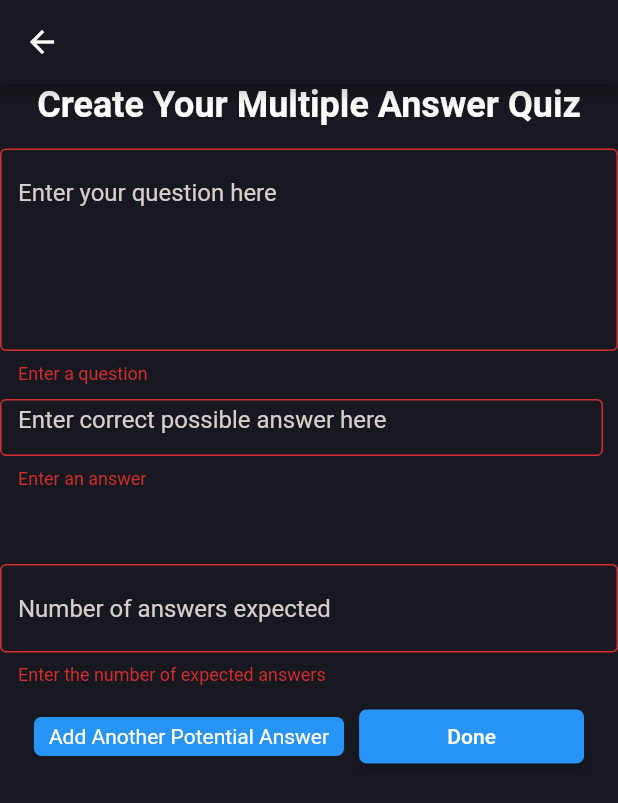
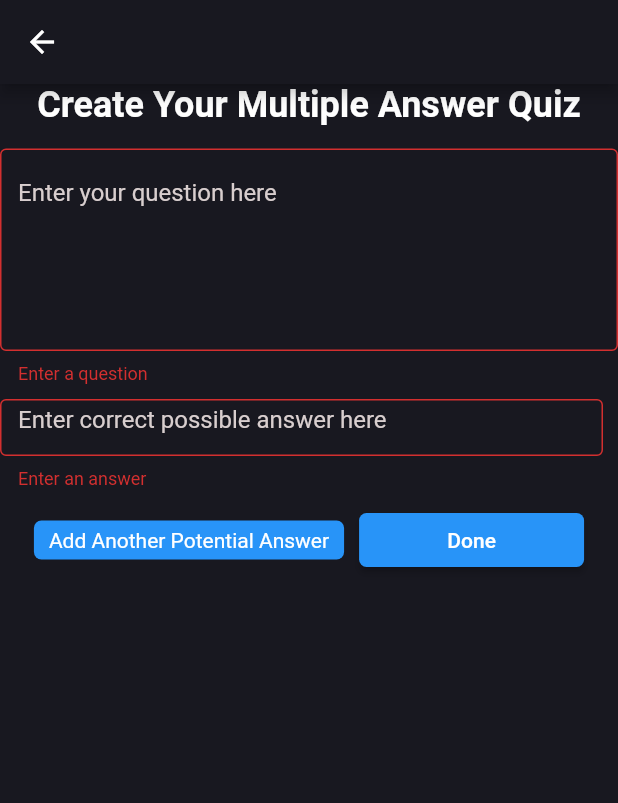
Before and after one commit to InnovaTech-21/Quiz_Attempt2, a Flutter app: the CreateMAQ screen opened directly, after a tap on "Add Another Potential Answer", after a tap on the "delete" icon, after a tap on "Done", on a phone screen of 412 x 824 dp. Shown: the top 803 px of the screen. Run offline on Flutter 3.47's test engine with Material 2 defaults, Android fonts, the phone set to English and light mode, and no system bars; our stand-ins replace carousel_slider, cloud_firestore, file_picker, firebase_auth, firebase_core, firebase_storage; missing offline and left inert: fake_cloud_firestore, mockito; accounts and stored records are empty; project files that could hold a hidden picture were left out.

Commit message:
Expected Number Removed MAQs

```diff
--- a/lib/Views/AnswerQuiz/answerMAQ.dart
+++ b/lib/Views/AnswerQuiz/answerMAQ.dart
@@ -47,9 +47,9 @@ class _AnswerMAQState extends State<AnswerMAQ> {
         if (timeRemaining.value == 0) {
           timer.cancel();
           _submitAnswer();
-        } else if(isSubmited){
+        } else if (isSubmited) {
           timer.cancel();
-        }else {
+        } else {
           timeRemaining.value--;
         }
       });
@@ -65,9 +65,6 @@ class _AnswerMAQState extends State<AnswerMAQ> {
   final List<String> _question = [];
   final List<String> _potentialAnswers = [];
 
-  //String question = "List the coms subjects";
-  //List potentialAnswers = ["ML", "SD", "PC", "AAA"];
-  //int expectedNo = 10;
   final TextEditingController answerController = TextEditingController();
   List<TextEditingController> listController = [TextEditingController()];
 
@@ -79,8 +76,9 @@ class _AnswerMAQState extends State<AnswerMAQ> {
   void _submitAnswer() {
     setState(() {
       _showDialog("Your Score: ${getScore()}");
-      service.updateLevels(service.userID,1);
-      service.addUpdatedScore(widget.quizID, (listController.length - 1),  _potentialAnswers.length);
+      service.updateLevels(service.userID, 1);
+      service.addUpdatedScore(
+          widget.quizID, (listController.length - 1), _potentialAnswers.length);
       service.updateTotalScore(service.userID, (listController.length - 1));
       isSubmited = true;
       timer.cancel();
@@ -202,6 +200,7 @@ class _AnswerMAQState extends State<AnswerMAQ> {
                 return Column(
                   crossAxisAlignment: CrossAxisAlignment.start,
                   children: [
+                    SizedBox(width: 16),
                     Center(
                         child: Text(
                       _question[0],
@@ -209,15 +208,6 @@ class _AnswerMAQState extends State<AnswerMAQ> {
                           fontSize: 24,
                           fontWeight: FontWeight.bold,
                           color: Colors.white),
-                        )),
-                    Center(
-                        child: Text(
-                          //"(Give ${expectedNo} possible answers)",
-                          " ",
-                          style: const TextStyle(
-                              fontStyle: FontStyle.italic,
-                              fontSize: 12,
-                              color: Color.fromARGB(255, 198, 195, 195)),
                     )),
                     SizedBox(width: 16),
 
@@ -323,18 +313,13 @@ class _AnswerMAQState extends State<AnswerMAQ> {
                         );
                       },
                     ),
-                    //Textbox for number of answers expected when answering quiz
 
                     const SizedBox(
                       height: 20,
                     ),
                     ElevatedButton(
                       onPressed: () {
-                        //if ((listController.length - 1) < expectedNo) {
-                        //_showAlertDialog();
-                        //} else {
                         _submitAnswer();
-                        //}
                       },
                       style: ElevatedButton.styleFrom(
                         backgroundColor: Color.fromARGB(255, 40, 148, 248),
--- a/lib/Views/CreateQuiz/createMAQ.dart
+++ b/lib/Views/CreateQuiz/createMAQ.dart
@@ -14,11 +14,6 @@ class _CreateMAQState extends State<CreateMAQ> {
 
   List<TextEditingController> listController = [TextEditingController()];
   final TextEditingController questionController = TextEditingController();
-  final TextEditingController NumberExpectedController =TextEditingController();
-
-  //DatabaseService service = DatabaseService();
-
-
 
   ///validation checks
   String? validateQuestion(String? value) {
@@ -32,17 +27,6 @@ class _CreateMAQState extends State<CreateMAQ> {
   String? validateAnswer(String? value) {
     if (value == null || value.isEmpty) {
       return 'Enter an answer';
-    } else {
-      return null;
-    }
-  }
-
-  String? validateExpected(String? value) {
-    if (value == null || value.isEmpty) {
-      return 'Enter the number of expected answers';
-    }
-    if (int.parse(value) > listController.length) {
-      return 'Number of expected answers must be less than or equal to number of answers entered';
     } else {
       return null;
     }
@@ -153,24 +137,6 @@ class _CreateMAQState extends State<CreateMAQ> {
                     );
                   },
                 ),
-                //Textbox for number of answers expected when answering quiz
-                SizedBox(height: 50),
-                TextFormField(
-                  style: TextStyle(color: Colors.white),
-                  autocorrect: true,
-                  textCapitalization: TextCapitalization.sentences,
-                  controller: NumberExpectedController,
-                  decoration: const InputDecoration(
-                    hintText: 'Number of answers expected',
-                    border: OutlineInputBorder(),
-                    focusedBorder: OutlineInputBorder(
-                        borderSide: BorderSide(
-                            color: Color.fromARGB(255, 40, 148, 248))),
-                    hintStyle:
-                        TextStyle(color: Color.fromARGB(255, 216, 206, 206)),
-                  ),
-                  validator: validateExpected,
-                ),
 
                 const SizedBox(
                   height: 10,
```
Lines whose indentation alone changed are shown as unchanged.
